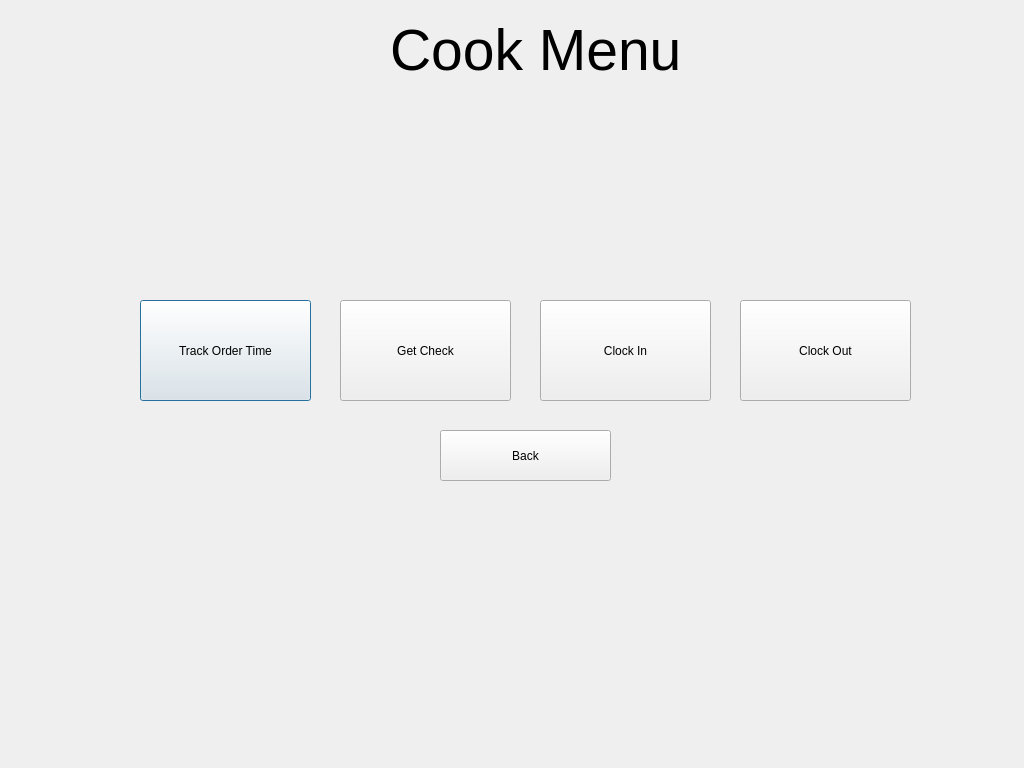
Qt form cookstage.ui (kleiser135/Kitchen-Management) before a commit.
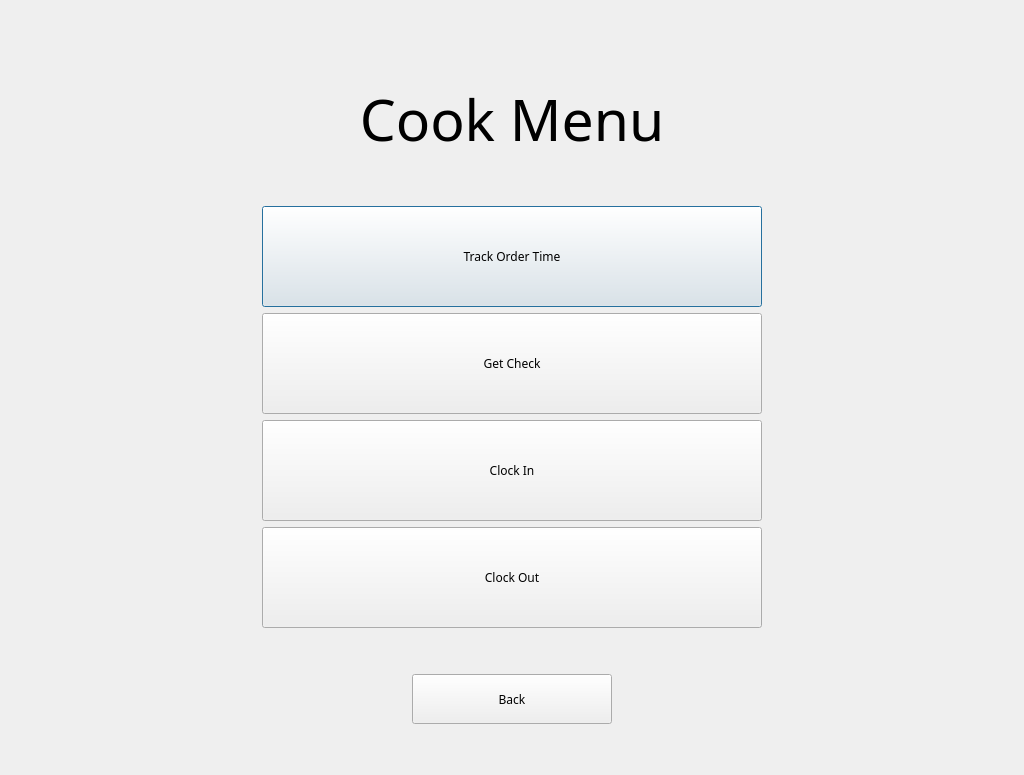
The same form after that commit.

Commit message:
All buttons centered on all menus
Centered all the buttons and menu titles. Also changed the font.

Diff of the .ui file:
```diff
--- a/cookstage.ui
+++ b/cookstage.ui
@@ -7,90 +7,160 @@
     <x>0</x>
     <y>0</y>
     <width>1024</width>
-    <height>768</height>
+    <height>775</height>
    </rect>
   </property>
   <property name="windowTitle">
    <string>Dialog</string>
   </property>
+  <layout class="QVBoxLayout" name="verticalLayout">
+   <item>
+    <spacer name="verticalSpacer_3">
+     <property name="orientation">
+      <enum>Qt::Vertical</enum>
+     </property>
+     <property name="sizeHint" stdset="0">
+      <size>
+       <width>20</width>
+       <height>40</height>
+      </size>
+     </property>
+    </spacer>
+   </item>
+   <item>
   <widget class="QLabel" name="label">
-   <property name="geometry">
-    <rect>
-     <x>390</x>
-     <y>20</y>
-     <width>291</width>
-     <height>61</height>
-    </rect>
+     <property name="sizePolicy">
+      <sizepolicy hsizetype="Fixed" vsizetype="Fixed">
+       <horstretch>0</horstretch>
+       <verstretch>0</verstretch>
+      </sizepolicy>
+     </property>
+     <property name="minimumSize">
+      <size>
+       <width>1002</width>
+       <height>163</height>
+      </size>
    </property>
    <property name="font">
     <font>
+       <family>Yu Gothic Light</family>
      <pointsize>43</pointsize>
     </font>
    </property>
    <property name="text">
     <string>Cook Menu</string>
    </property>
-  </widget>
+     <property name="alignment">
+      <set>Qt::AlignCenter</set>
+     </property>
+    </widget>
+   </item>
+   <item alignment="Qt::AlignHCenter">
   <widget class="QPushButton" name="trackOrderTimeButton">
-   <property name="geometry">
-    <rect>
-     <x>140</x>
-     <y>300</y>
-     <width>171</width>
+     <property name="minimumSize">
+      <size>
+       <width>500</width>
      <height>101</height>
-    </rect>
+      </size>
+     </property>
+     <property name="font">
+      <font>
+       <family>Yu Gothic Medium</family>
+      </font>
    </property>
    <property name="text">
     <string>Track Order Time</string>
    </property>
   </widget>
+   </item>
+   <item alignment="Qt::AlignHCenter">
   <widget class="QPushButton" name="getCheckTime">
-   <property name="geometry">
-    <rect>
-     <x>340</x>
-     <y>300</y>
-     <width>171</width>
+     <property name="minimumSize">
+      <size>
+       <width>500</width>
      <height>101</height>
-    </rect>
+      </size>
+     </property>
+     <property name="font">
+      <font>
+       <family>Yu Gothic Medium</family>
+      </font>
    </property>
    <property name="text">
     <string>Get Check</string>
    </property>
   </widget>
+   </item>
+   <item alignment="Qt::AlignHCenter">
   <widget class="QPushButton" name="clockInButton">
-   <property name="geometry">
-    <rect>
-     <x>540</x>
-     <y>300</y>
-     <width>171</width>
+     <property name="minimumSize">
+      <size>
+       <width>500</width>
      <height>101</height>
-    </rect>
+      </size>
+     </property>
+     <property name="font">
+      <font>
+       <family>Yu Gothic Medium</family>
+      </font>
    </property>
    <property name="text">
     <string>Clock In</string>
    </property>
   </widget>
+   </item>
+   <item alignment="Qt::AlignHCenter">
   <widget class="QPushButton" name="clockOutButton">
-   <property name="geometry">
-    <rect>
-     <x>740</x>
-     <y>300</y>
-     <width>171</width>
+     <property name="minimumSize">
+      <size>
+       <width>500</width>
      <height>101</height>
-    </rect>
+      </size>
+     </property>
+     <property name="font">
+      <font>
+       <family>Yu Gothic Medium</family>
+      </font>
    </property>
    <property name="text">
     <string>Clock Out</string>
    </property>
   </widget>
+   </item>
+   <item>
+    <spacer name="verticalSpacer">
+     <property name="orientation">
+      <enum>Qt::Vertical</enum>
+     </property>
+     <property name="sizeType">
+      <enum>QSizePolicy::Fixed</enum>
+     </property>
+     <property name="sizeHint" stdset="0">
+      <size>
+       <width>20</width>
+       <height>40</height>
+      </size>
+     </property>
+    </spacer>
+   </item>
+   <item alignment="Qt::AlignHCenter">
   <widget class="QPushButton" name="pushButton">
-   <property name="geometry">
-    <rect>
-     <x>440</x>
-     <y>430</y>
-     <width>171</width>
-     <height>51</height>
-    </rect>
+     <property name="sizePolicy">
+      <sizepolicy hsizetype="Fixed" vsizetype="Fixed">
+       <horstretch>0</horstretch>
+       <verstretch>0</verstretch>
+      </sizepolicy>
+     </property>
+     <property name="minimumSize">
+      <size>
+       <width>200</width>
+       <height>50</height>
+      </size>
+     </property>
+     <property name="font">
+      <font>
+       <family>Yu Gothic Medium</family>
+      </font>
    </property>
    <property name="layoutDirection">
     <enum>Qt::RightToLeft</enum>
@@ -99,6 +169,24 @@
     <string>Back</string>
    </property>
   </widget>
+   </item>
+   <item>
+    <spacer name="verticalSpacer_2">
+     <property name="orientation">
+      <enum>Qt::Vertical</enum>
+     </property>
+     <property name="sizeType">
+      <enum>QSizePolicy::Fixed</enum>
+     </property>
+     <property name="sizeHint" stdset="0">
+      <size>
+       <width>20</width>
+       <height>40</height>
+      </size>
+     </property>
+    </spacer>
+   </item>
+  </layout>
  </widget>
  <resources/>
  <connections/>
```
Left out of the diff: 7 changed lines with no effect on the pictures. Lines whose indentation alone changed are shown as unchanged. The commit also changes 5 other files.
